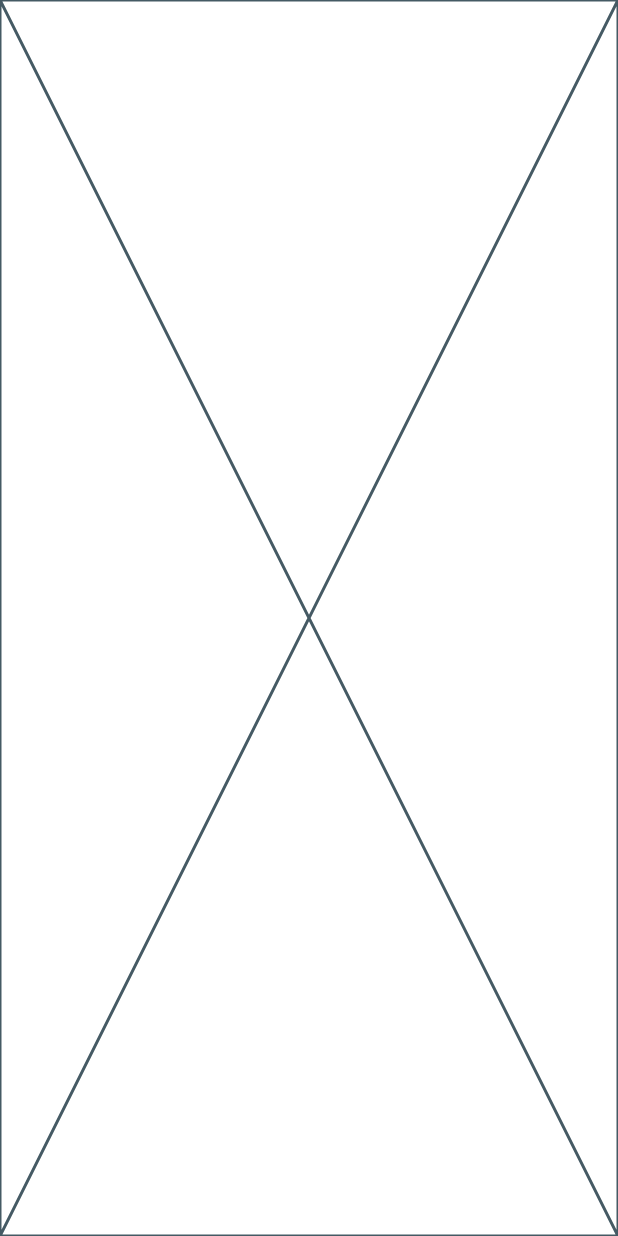
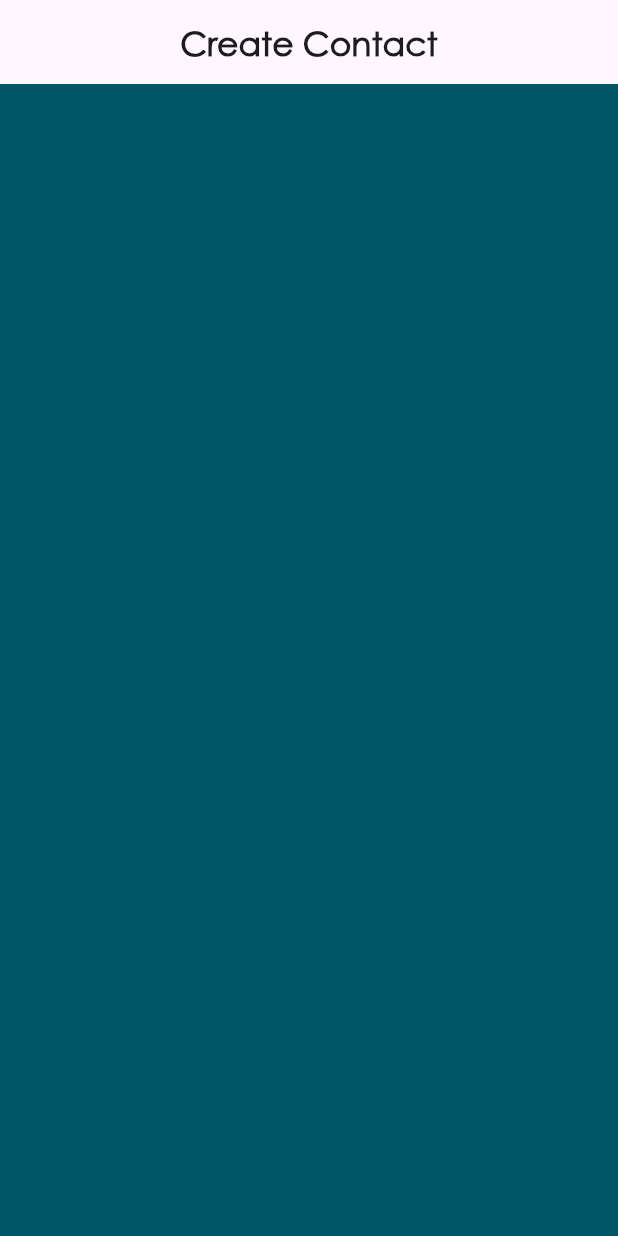
Before and after one commit to fr4t3llo/ft_hangouts, a Flutter app: the screen it shows after launch, on a phone screen of 412 x 824 dp. Run offline on Flutter 3.47's test engine with Material 3 defaults, Android fonts, the light colour scheme and no system bars; our stand-ins replace device_preview_plus.

Commit message:
update by FRATELLO

```diff
--- a/lib/main.dart
+++ b/lib/main.dart
@@ -1,17 +1,20 @@
 import 'package:flutter/material.dart';
 import 'package:ft_hangouts/pages/home.dart';
+import 'package:device_preview_plus/device_preview_plus.dart';
 
-void main() {
-  runApp(const MyApp());
-}
+void main() => runApp(
+      DevicePreview(
+        enabled: true,
+        builder: (context) => MyApp(), // Wrap your app
+      ),
+    );
 
 class MyApp extends StatelessWidget {
   const MyApp({super.key});
 
   @override
   Widget build(BuildContext context) {
-    return const MaterialApp(
-      title: 'Flutter Demo',
+    return MaterialApp(
       home: HomePage(),
     );
   }
--- a/lib/pages/home.dart
+++ b/lib/pages/home.dart
@@ -10,6 +10,15 @@ class HomePage extends StatefulWidget {
 class _HomePageState extends State<HomePage> {
   @override
   Widget build(BuildContext context) {
-    return const Placeholder();
+    return Scaffold(
+      backgroundColor: const Color.fromARGB(255, 0, 85, 103),
+      appBar: AppBar(
+        title: const Center(
+            child: Text(
+          'Create Contact',
+          style: TextStyle(fontFamily: 'my', fontWeight: FontWeight.bold),
+        )),
+      ),
+    );
   }
 }
--- a/pubspec.yaml
+++ b/pubspec.yaml
@@ -39,7 +39,7 @@ dependencies:
 dev_dependencies:
   flutter_test:
     sdk: flutter
-
+  device_preview_plus:
   # The "flutter_lints" package below contains a set of recommended lints to
   # encourage good coding practices. The lint set provided by the package is
   # activated in the `analysis_options.yaml` file located at the root of your
@@ -74,6 +74,10 @@ flutter:
   # "family" key with the font family name, and a "fonts" key with a
   # list giving the asset and other descriptors for the font. For
   # example:
+  fonts:
+  - family: my
+    fonts:
+      - asset: assets/fonts/CenturyGothic.ttf
   # fonts:
   #   - family: Schyler
   #     fonts:
```
Also changed, not shown: assets/fonts/CenturyGothic.ttf (added), pubspec.lock, 7 other files.
